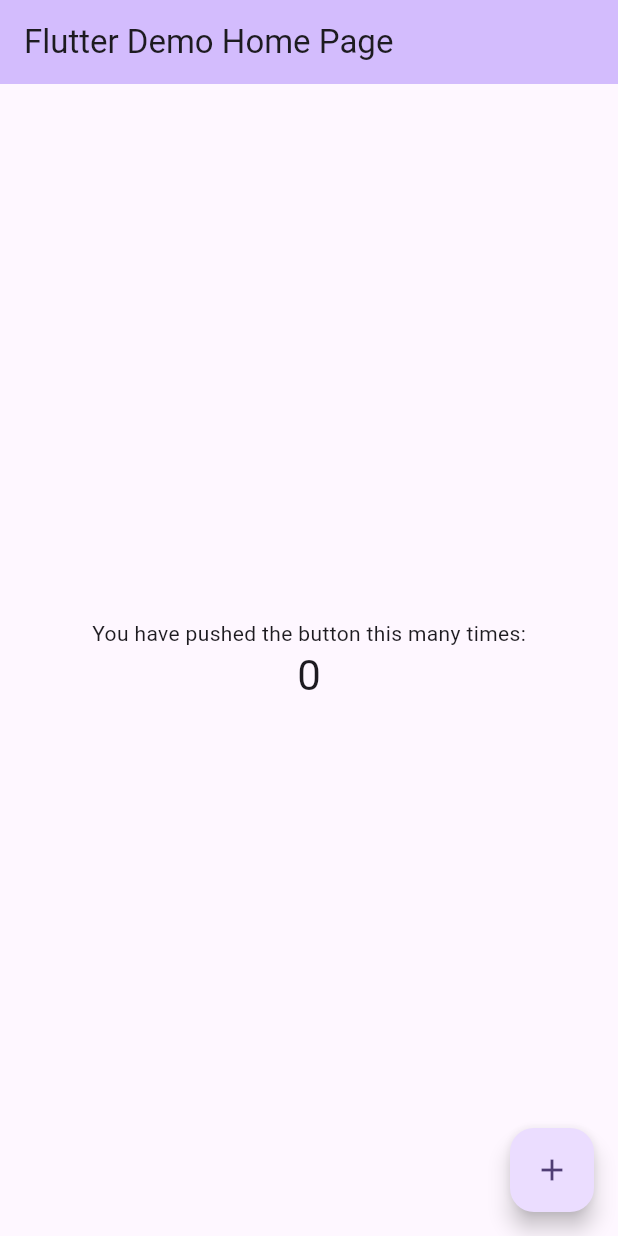
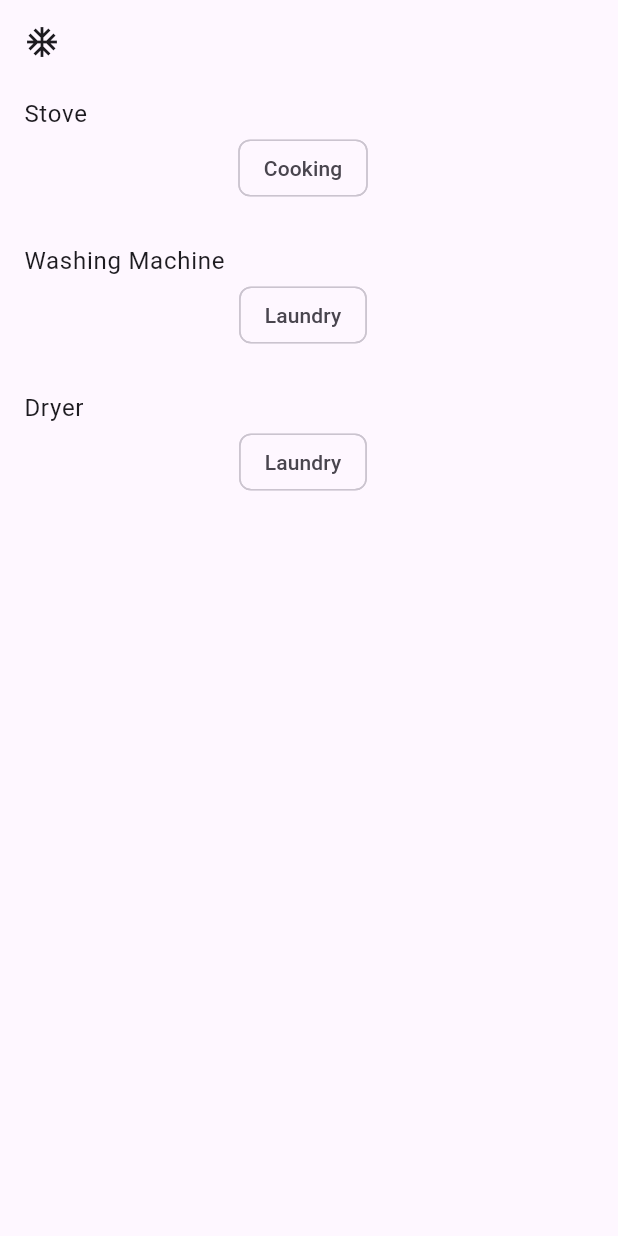
Before and after one commit to prism97/CO2-Tracker, a Flutter app: the screen it shows after launch, on a phone screen of 412 x 824 dp. Run offline on Flutter 3.47's test engine with Material 2 defaults, Android fonts, the phone set to English and light mode, and no system bars; our stand-ins replace go_router.

Commit message:
Add screens & router

```diff
--- a/lib/main.dart
+++ b/lib/main.dart
@@ -1,3 +1,4 @@
+import 'package:co2_tracker/router.dart';
 import 'package:flutter/material.dart';
 
 void main() {
@@ -10,116 +11,14 @@ class MyApp extends StatelessWidget {
   // This widget is the root of your application.
   @override
   Widget build(BuildContext context) {
-    return MaterialApp(
-      title: 'Flutter Demo',
+    return MaterialApp.router(
+      debugShowCheckedModeBanner: false,
+      title: 'CO2 Tracker',
       theme: ThemeData(
-        // This is the theme of your application.
-        //
-        // TRY THIS: Try running your application with "flutter run". You'll see
-        // the application has a blue toolbar. Then, without quitting the app,
-        // try changing the seedColor in the colorScheme below to Colors.green
-        // and then invoke "hot reload" (save your changes or press the "hot
-        // reload" button in a Flutter-supported IDE, or press "r" if you used
-        // the command line to start the app).
-        //
-        // Notice that the counter didn't reset back to zero; the application
-        // state is not lost during the reload. To reset the state, use hot
-        // restart instead.
-        //
-        // This works for code too, not just values: Most code changes can be
-        // tested with just a hot reload.
         colorScheme: ColorScheme.fromSeed(seedColor: Colors.deepPurple),
         useMaterial3: true,
       ),
-      home: const MyHomePage(title: 'Flutter Demo Home Page'),
+      routerConfig: router,
     );
   }
 }
-
-class MyHomePage extends StatefulWidget {
-  const MyHomePage({super.key, required this.title});
-
-  // This widget is the home page of your application. It is stateful, meaning
-  // that it has a State object (defined below) that contains fields that affect
-  // how it looks.
-
-  // This class is the configuration for the state. It holds the values (in this
-  // case the title) provided by the parent (in this case the App widget) and
-  // used by the build method of the State. Fields in a Widget subclass are
-  // always marked "final".
-
-  final String title;
-
-  @override
-  State<MyHomePage> createState() => _MyHomePageState();
-}
-
-class _MyHomePageState extends State<MyHomePage> {
-  int _counter = 0;
-
-  void _incrementCounter() {
-    setState(() {
-      // This call to setState tells the Flutter framework that something has
-      // changed in this State, which causes it to rerun the build method below
-      // so that the display can reflect the updated values. If we changed
-      // _counter without calling setState(), then the build method would not be
-      // called again, and so nothing would appear to happen.
-      _counter++;
-    });
-  }
-
-  @override
-  Widget build(BuildContext context) {
-    // This method is rerun every time setState is called, for instance as done
-    // by the _incrementCounter method above.
-    //
-    // The Flutter framework has been optimized to make rerunning build methods
-    // fast, so that you can just rebuild anything that needs updating rather
-    // than having to individually change instances of widgets.
-    return Scaffold(
-      appBar: AppBar(
-        // TRY THIS: Try changing the color here to a specific color (to
-        // Colors.amber, perhaps?) and trigger a hot reload to see the AppBar
-        // change color while the other colors stay the same.
-        backgroundColor: Theme.of(context).colorScheme.inversePrimary,
-        // Here we take the value from the MyHomePage object that was created by
-        // the App.build method, and use it to set our appbar title.
-        title: Text(widget.title),
-      ),
-      body: Center(
-        // Center is a layout widget. It takes a single child and positions it
-        // in the middle of the parent.
-        child: Column(
-          // Column is also a layout widget. It takes a list of children and
-          // arranges them vertically. By default, it sizes itself to fit its
-          // children horizontally, and tries to be as tall as its parent.
-          //
-          // Column has various properties to control how it sizes itself and
-          // how it positions its children. Here we use mainAxisAlignment to
-          // center the children vertically; the main axis here is the vertical
-          // axis because Columns are vertical (the cross axis would be
-          // horizontal).
-          //
-          // TRY THIS: Invoke "debug painting" (choose the "Toggle Debug Paint"
-          // action in the IDE, or press "p" in the console), to see the
-          // wireframe for each widget.
-          mainAxisAlignment: MainAxisAlignment.center,
-          children: <Widget>[
-            const Text(
-              'You have pushed the button this many times:',
-            ),
-            Text(
-              '$_counter',
-              style: Theme.of(context).textTheme.headlineMedium,
-            ),
-          ],
-        ),
-      ),
-      floatingActionButton: FloatingActionButton(
-        onPressed: _incrementCounter,
-        tooltip: 'Increment',
-        child: const Icon(Icons.add),
-      ), // This trailing comma makes auto-formatting nicer for build methods.
-    );
-  }
-}
--- /dev/null
+++ b/lib/navbar.dart
@@ -0,0 +1,17 @@
+import 'package:flutter/material.dart';
+
+class NavBar extends StatelessWidget {
+  final Widget body;
+  const NavBar({super.key, required this.body});
+
+  @override
+  Widget build(BuildContext context) {
+    return Scaffold(
+      appBar: AppBar(
+        leading: Icon(Icons.ac_unit_outlined),
+        actions: [],
+      ),
+      body: body,
+    );
+  }
+}
--- /dev/null
+++ b/lib/router.dart
@@ -0,0 +1,36 @@
+import 'package:co2_tracker/navbar.dart';
+import 'package:co2_tracker/screens/catalogue_screen.dart';
+import 'package:co2_tracker/screens/machine_screen.dart';
+import 'package:flutter/material.dart';
+import 'package:go_router/go_router.dart';
+
+final GlobalKey<NavigatorState> _rootNavigatorKey = GlobalKey<NavigatorState>();
+final GlobalKey<NavigatorState> _shellNavigatorKey =
+    GlobalKey<NavigatorState>();
+
+/// The route configuration.
+final GoRouter router = GoRouter(
+  navigatorKey: _rootNavigatorKey,
+  initialLocation: '/',
+  routes: [
+    ShellRoute(
+      navigatorKey: _shellNavigatorKey,
+      builder: (context, state, child) {
+        return NavBar(body: child);
+      },
+      routes: [
+        GoRoute(
+          path: '/',
+          builder: (context, state) => const CatalogueScreen(),
+          routes: <RouteBase>[
+            GoRoute(
+              path: ':machine',
+              builder: (context, state) => MachineScreen(
+                  machine: state.pathParameters["machine"].toString()),
+            ),
+          ],
+        ),
+      ],
+    ),
+  ],
+);
--- /dev/null
+++ b/lib/screens/catalogue_screen.dart
@@ -0,0 +1,42 @@
+import 'package:co2_tracker/router.dart';
+import 'package:flutter/material.dart';
+
+class CatalogueScreen extends StatelessWidget {
+  const CatalogueScreen({super.key});
+
+  static const List<Map<String, dynamic>> machines = [
+    {
+      "machine": "Stove",
+      "meter": 1,
+      "category": "Cooking",
+    },
+    {
+      "machine": "Washing Machine",
+      "meter": 2,
+      "category": "Laundry",
+    },
+    {
+      "machine": "Dryer",
+      "meter": 2,
+      "category": "Laundry",
+    },
+  ];
+
+  @override
+  Widget build(BuildContext context) {
+    return ListView.separated(
+      itemBuilder: (context, index) => ListTile(
+        isThreeLine: true,
+        title: Text(machines[index]["machine"]),
+        subtitle: Chip(
+          label: Text(machines[index]["category"]),
+        ),
+        onTap: () => router.go("/${machines[index]["machine"]}"),
+      ),
+      separatorBuilder: (context, index) => const SizedBox(
+        height: 10,
+      ),
+      itemCount: machines.length,
+    );
+  }
+}
--- /dev/null
+++ b/lib/screens/machine_screen.dart
@@ -0,0 +1,15 @@
+import 'package:flutter/material.dart';
+
+class MachineScreen extends StatelessWidget {
+  final String machine;
+  const MachineScreen({super.key, required this.machine});
+
+  @override
+  Widget build(BuildContext context) {
+    return SingleChildScrollView(
+      child: Column(
+        children: [Text(machine)],
+      ),
+    );
+  }
+}
--- a/pubspec.yaml
+++ b/pubspec.yaml
@@ -35,6 +35,8 @@ dependencies:
   # The following adds the Cupertino Icons font to your application.
   # Use with the CupertinoIcons class for iOS style icons.
   cupertino_icons: ^1.0.2
+  fl_chart: ^0.62.0
+  go_router: ^7.1.1
 
 dev_dependencies:
   flutter_test:
```
Also changed, not shown: lib/screens/achievement_screen.dart (added), lib/screens/community_screen.dart (added), pubspec.lock.
